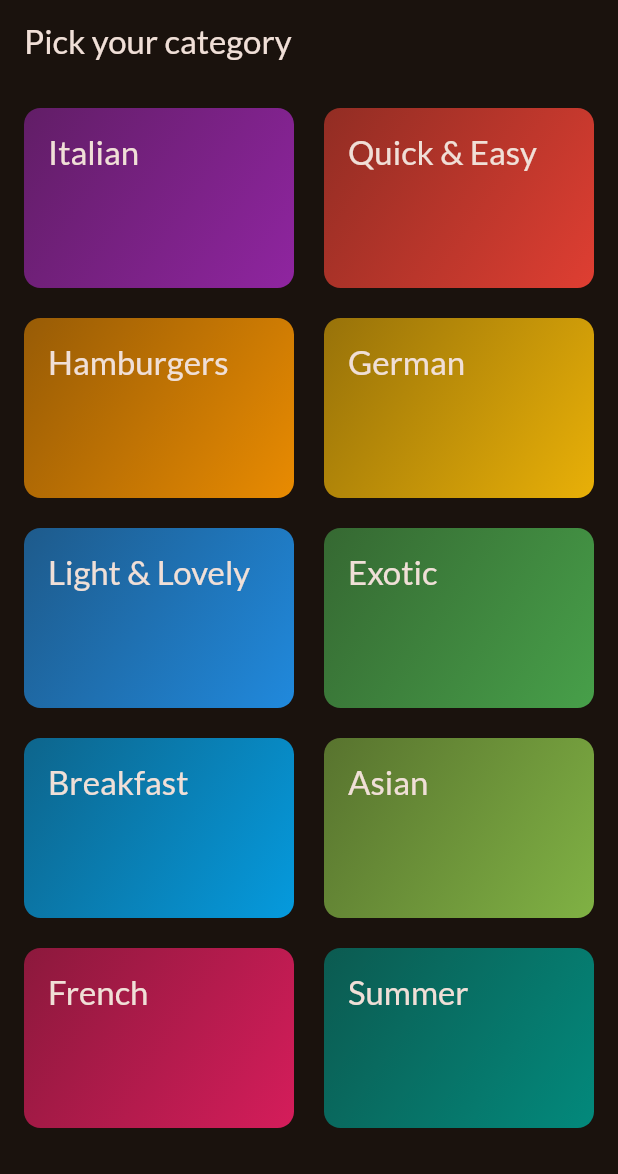
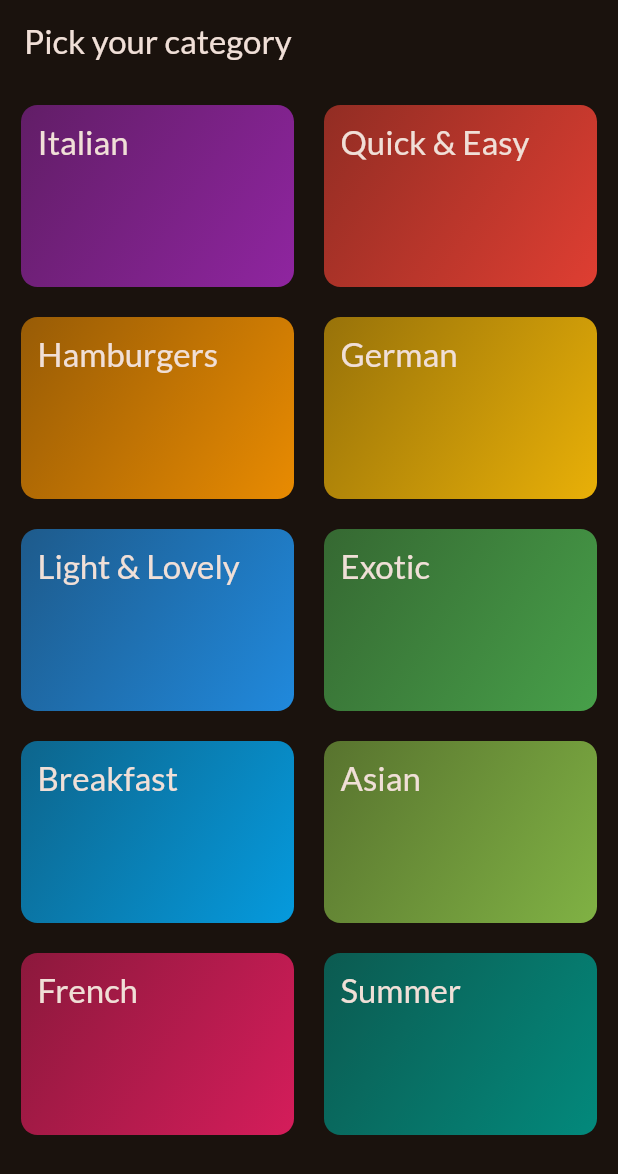
Before and after one commit to Industrylaud/meals_app_v2, a Flutter app: the screen it shows after launch, on a phone screen of 412 x 824 dp. Shown: the top 1174 px of the screen. Run offline on Flutter 3.47's test engine with Material 2 defaults, Android fonts, the phone set to English and light mode, and no system bars; our stand-ins replace google_fonts.

Commit message:
change paddings

```diff
--- a/lib/screens/categories_screen.dart
+++ b/lib/screens/categories_screen.dart
@@ -13,7 +13,7 @@ class CategoriesScreen extends StatelessWidget {
           title: const Text('Pick your category'),
         ),
         body: GridView(
-          padding: const EdgeInsets.all(16),
+          padding: const EdgeInsets.all(14),
           gridDelegate: const SliverGridDelegateWithFixedCrossAxisCount(
             crossAxisCount: 2,
             childAspectRatio: 1.5,
--- a/lib/widgets/category_grid_item.dart
+++ b/lib/widgets/category_grid_item.dart
@@ -17,7 +17,7 @@ class CategoryGridItem extends StatelessWidget {
       splashColor: Theme.of(context).primaryColor,
       borderRadius: BorderRadius.circular(11),
       child: Container(
-        padding: const EdgeInsets.all(16),
+        padding: const EdgeInsets.all(11),
         decoration: BoxDecoration(
           borderRadius: BorderRadius.circular(11),
           gradient: LinearGradient(
```
